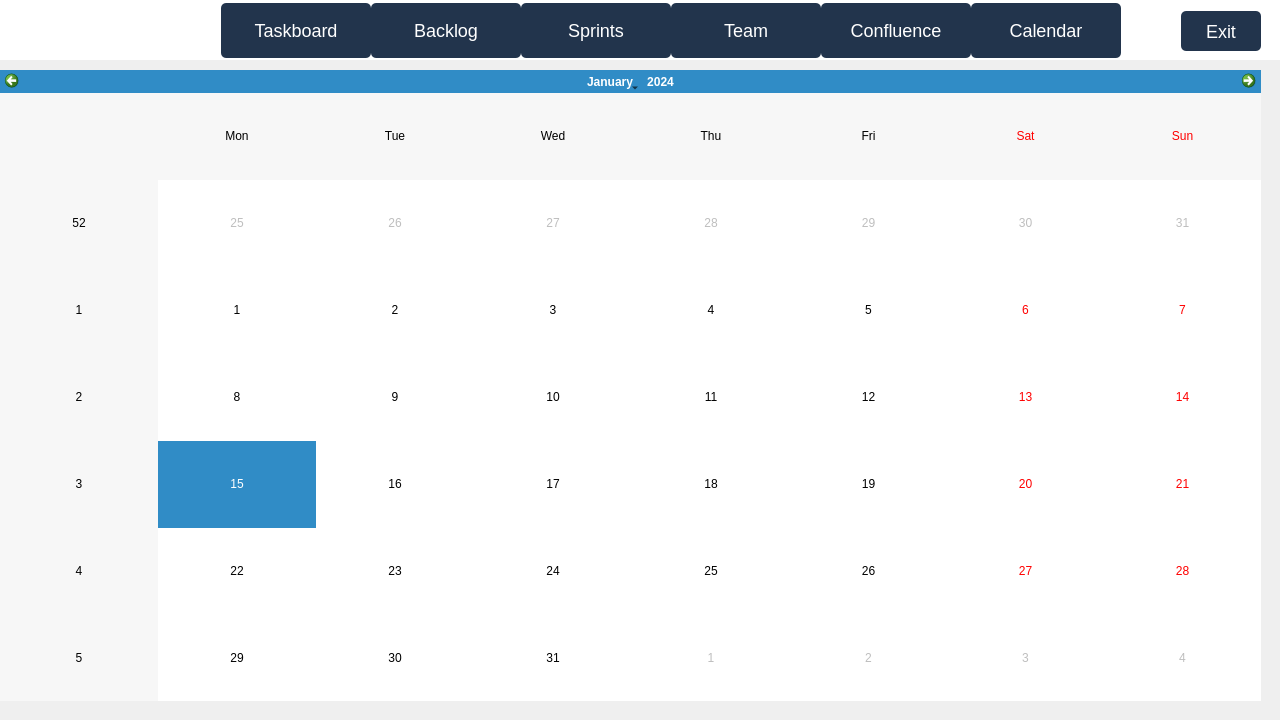
Before: the Qt Designer form code/Staging_Environment/Recovered/Staging_Environment_Recorverd/parentboard.ui in muazzamaqeel/Software-Project-CTS-5, drawn with Qt 5.
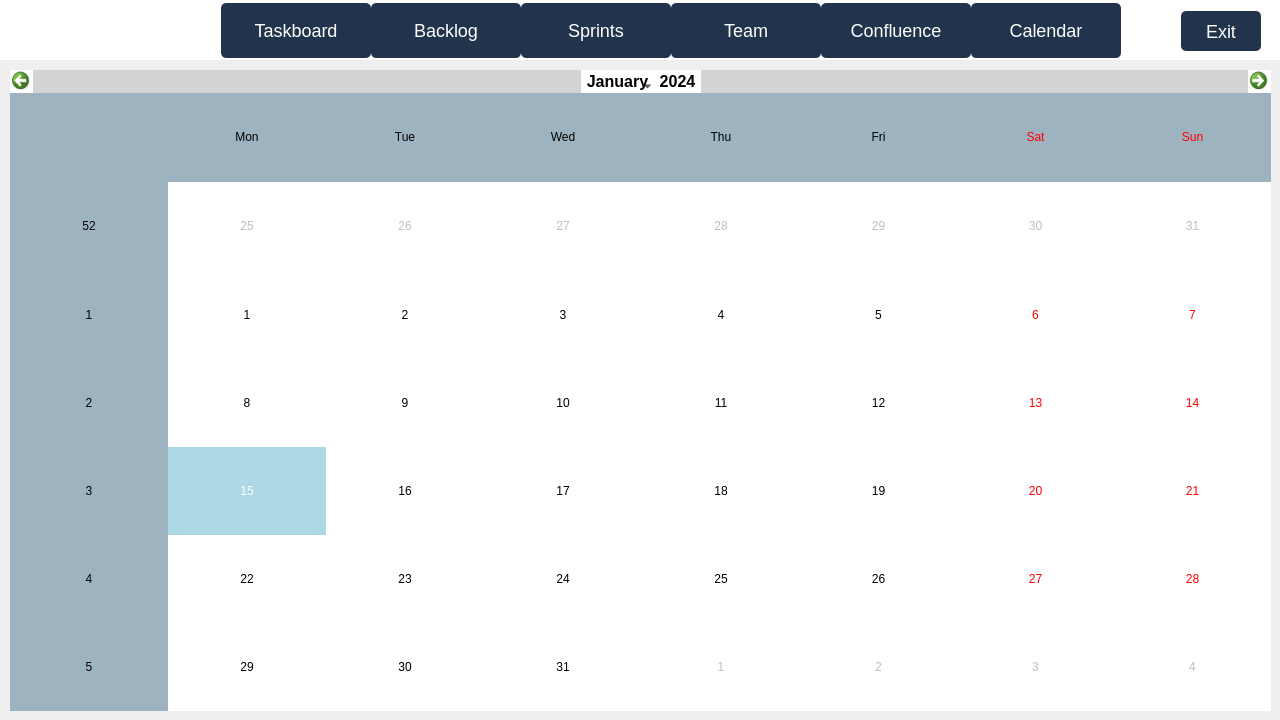
After: the same form once the commit is applied. The open tabs and pages were chosen to show the change. Icons and pictures are not drawn.

Commit message: Table Update Design

The edit to the form file:
```diff
--- a/code/Staging_Environment/Recovered/Staging_Environment_Recorverd/parentboard.ui
+++ b/code/Staging_Environment/Recovered/Staging_Environment_Recorverd/parentboard.ui
@@ -3107,14 +3107,98 @@
     <widget class="QCalendarWidget" name="calendarWidget">
      <property name="geometry">
       <rect>
-       <x>0</x>
+       <x>10</x>
        <y>10</y>
        <width>1261</width>
-       <height>631</height>
+       <height>641</height>
       </rect>
      </property>
      <property name="styleSheet">
-      <string notr="true"/>
+      <string notr="true">QCalendarWidget {
+    border: 1px solid lightgray;
+    border-radius: 4px;
+}
+
+QCalendarWidget QToolButton {
+    color: black;
+    background-color: white;
+    border: none;
+    font-size: 16px;
+    icon-size: 20px, 20px;
+}
+
+QCalendarWidget QToolButton::hover {
+    background-color: lightgray;
+}
+
+QCalendarWidget QToolButton::pressed {
+    background-color: darkgray;
+}
+
+QCalendarWidget QToolButton#qt_calendar_prevmonth {
+    qproperty-icon: url(:/icons/left_arrow.png);
+}
+
+QCalendarWidget QToolButton#qt_calendar_nextmonth {
+    qproperty-icon: url(:/icons/right_arrow.png);
+}
+
+QCalendarWidget QSpinBox {
+    font-size: 16px;
+    color: black;
+    background-color: white;
+    border: none;
+    min-width: 50px;
+}
+
+QCalendarWidget QSpinBox::up-button, QCalendarWidget QSpinBox::down-button {
+    width: 16px;
+}
+
+QCalendarWidget QSpinBox::up-button {
+    subcontrol-origin: border;
+    subcontrol-position: top right;
+}
+
+QCalendarWidget QSpinBox::down-button {
+    subcontrol-origin: border;
+    subcontrol-position: bottom right;
+}
+
+QCalendarWidget QSpinBox::up-arrow, QCalendarWidget QSpinBox::down-arrow {
+    width: 16px;
+    height: 16px;
+}
+
+QCalendarWidget QMenu {
+    background-color: white;
+    border: 1px solid lightgray;
+}
+
+QCalendarWidget QWidget {
+    alternate-background-color: #9EB3C0;
+}
+
+QCalendarWidget QTableView {
+    selection-background-color: lightblue;
+    gridline-color: lightgray;
+}
+
+QCalendarWidget QHeaderView {
+    background-color: lightgray;
+    font-size: 16px;
+}
+
+QCalendarWidget QHeaderView::section {
+    background-color: lightgray;
+    padding: 4px;
+    border: 1px solid lightgray;
+}
+
+QCalendarWidget QWidget#qt_calendar_navigationbar {
+    background-color: lightgray;
+}
+</string>
      </property>
     </widget>
    </widget>
```
Left out of the diff: 2 changed lines with no effect on the pictures. The commit also changes 1 other file.
